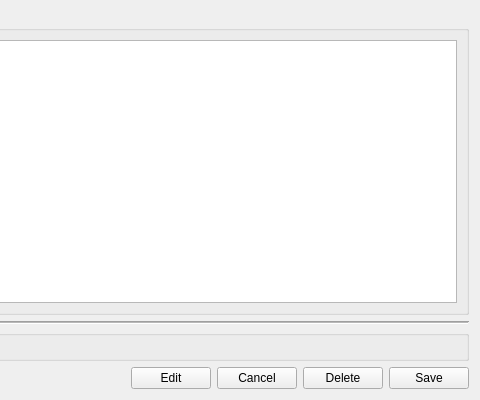
First picture: the form in ui/logviewer.ui, repository gladdware/qhamlog, before the edit; both pictures show x 320 to 800 and y 0 to 400 of the 800 by 400 pixel window.
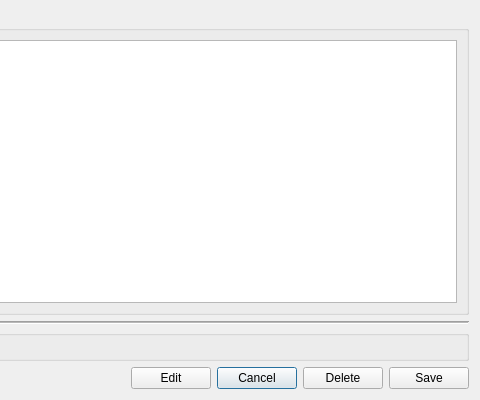
Second picture: the form after the edit. Custom widgets are drawn as their Qt base class.

Commit message: Make the cancel button 'default' when editing a QSO record

What changed in the file:
```diff
--- a/ui/logviewer.ui
+++ b/ui/logviewer.ui
@@ -100,6 +100,12 @@
        <property name="text">
         <string>Cancel</string>
        </property>
+       <property name="autoDefault">
+        <bool>true</bool>
+       </property>
+       <property name="default">
+        <bool>true</bool>
+       </property>
       </widget>
      </item>
      <item>
```
